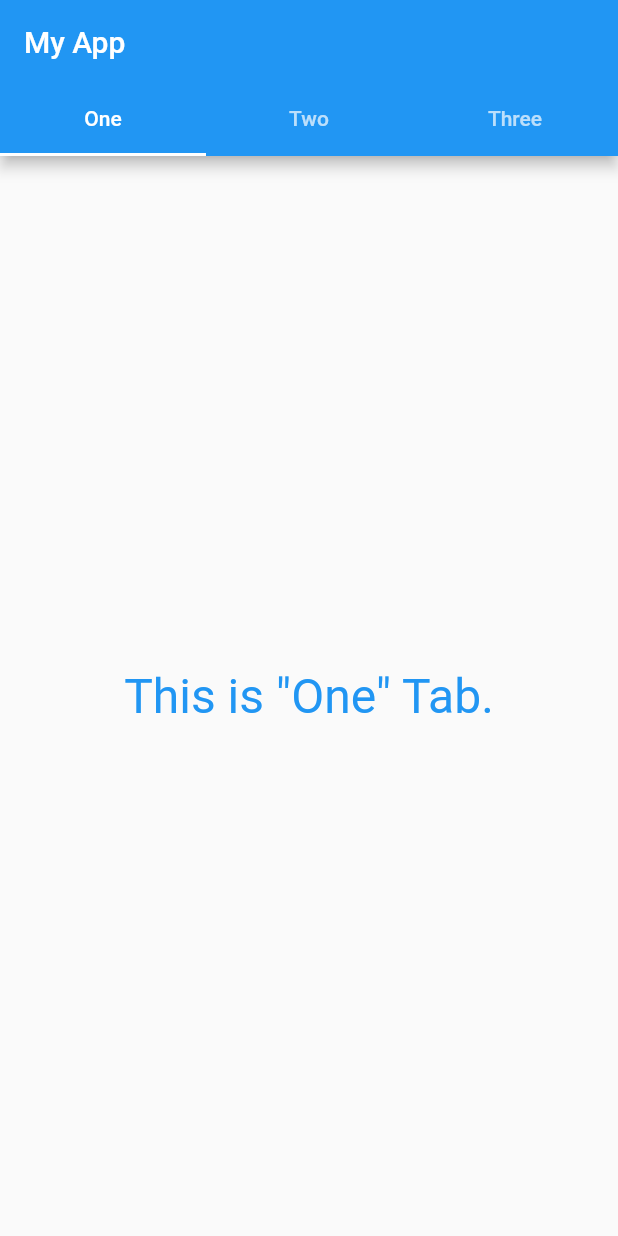
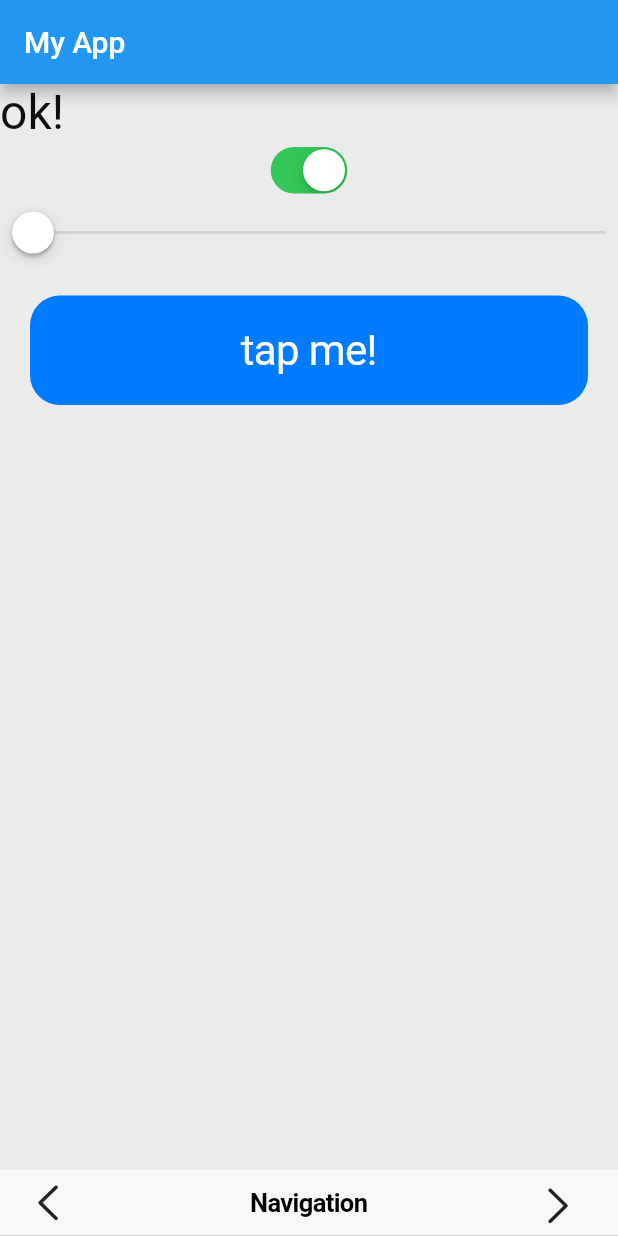
Before and after one commit to TomokiIchi/chapter5, a Flutter app: the screen it shows after launch, on a phone screen of 412 x 824 dp. Run offline on Flutter 3.47's test engine with Material 2 defaults, Android fonts, the phone set to English and light mode, and no system bars.

Commit message:
Cupertino completed

```diff
--- a/lib/main.dart
+++ b/lib/main.dart
@@ -1,3 +1,4 @@
+import 'package:flutter/cupertino.dart';
 import 'package:flutter/foundation.dart';
 import 'package:flutter/material.dart';
 
@@ -27,50 +28,161 @@ class MyHomePage extends StatefulWidget {
   _MyHomePageState createState() => new _MyHomePageState();
 }
 
-class _MyHomePageState extends State<MyHomePage>
-    with SingleTickerProviderStateMixin {
-  final List<Tab> tabs = <Tab>[
-    Tab(text: 'One'),
-    Tab(text: 'Two'),
-    Tab(text: 'Three'),
-  ];
-
-  TabController _tabController;
-
-  @override
-  void initState() {
-    super.initState();
-    _tabController = TabController(vsync: this, length: tabs.length);
-  }
+class _MyHomePageState extends State<MyHomePage> {
+  String _message = 'ok!';
+  bool _switch = true;
+  double _slider = 0.0;
 
   @override
   Widget build(BuildContext context) {
+    // TODO: implement build
     return Scaffold(
+      backgroundColor: Color.fromARGB(255, 235, 235, 235),
       appBar: AppBar(
         title: Text('My App'),
-        bottom: TabBar(
-          controller: _tabController,
-          tabs: tabs,
+      ),
+      body: Column(
+        mainAxisAlignment: MainAxisAlignment.start,
+        mainAxisSize: MainAxisSize.max,
+        crossAxisAlignment: CrossAxisAlignment.stretch,
+        children: [
+          Text(
+            _message,
+            style: TextStyle(
+                fontSize: 32.0,
+                color: const Color(0xFF0000000),
+                fontWeight: FontWeight.w400,
+                fontFamily: "Roboto"),
+          ),
+          CupertinoSwitch(
+            value: _switch,
+            onChanged: (bool value) {
+              print('swith.');
+              setState(() {
+                _switch = value;
+                _message = 'switch: $_switch';
+              });
+            },
+          ),
+          CupertinoSlider(
+            value: _slider,
+            min: 0.0,
+            max: 1.0,
+            divisions: 100,
+            onChanged: (double value) {
+              print(value);
+              setState(() {
+                _slider = value;
+                _message = 'slider: $_slider';
+              });
+            },
+          ),
+          Padding(
+            padding: const EdgeInsets.all(20.0),
+            child: CupertinoButton(
+              borderRadius: const BorderRadius.all(Radius.circular(20.0)),
+              pressedOpacity: 0.5,
+              color: CupertinoColors.activeBlue,
+              onPressed: buttonPressed,
+              padding: EdgeInsets.all(20.0),
+              child: Text(
+                "tap me!",
+                style: TextStyle(
+                    fontSize: 28.0,
+                    color: Colors.white,
+                    fontWeight: FontWeight.w400,
+                    fontFamily: "Roboto"),
+              ),
+            ),
+          )
+        ],
+      ),
+      bottomNavigationBar: CupertinoNavigationBar(
+        leading: Icon(CupertinoIcons.left_chevron),
+        middle: Text('Navigation'),
+        trailing: IconButton(
+          icon: Icon(CupertinoIcons.right_chevron),
+          onPressed: showPicker,
         ),
-      ),
-      body: TabBarView(
-        controller: _tabController,
-        children: tabs.map((Tab tab) {
-          return createTab(tab);
-        }).toList(),
       ),
     );
   }
 
-  Widget createTab(Tab tab) {
-    return Center(
-      child: Text(
-        'This is "' + tab.text + '" Tab.',
-        style: const TextStyle(
-          fontSize: 32.0,
-          color: Colors.blue,
-        ),
+  void buttonPressed() {
+    showDialog(
+      context: context,
+      builder: (BuildContext context) => CupertinoAlertDialog(
+        title: Text('Hello'),
+        content: const Text('This is sample.'),
+        actions: [
+          CupertinoDialogAction(
+            child: const Text('Channel'),
+            onPressed: () => Navigator.pop<String>(context, 'Cancel'),
+          ),
+          CupertinoDialogAction(
+            child: const Text('OK'),
+            onPressed: () => Navigator.pop(context, 'OK'),
+          ),
+        ],
       ),
+    ).then((value) => resultAlert(value));
+  }
+
+  void resultAlert(String value) {
+    setState(() {
+      _message = 'selected: $value';
+    });
+  }
+
+  void showPicker() {
+    showModalBottomSheet(
+      context: context,
+      builder: (BuildContext context) {
+        return CupertinoPicker(
+          backgroundColor: CupertinoColors.black,
+          itemExtent: 50.0,
+          children: [
+            Text(
+              'One',
+              style: TextStyle(
+                  fontSize: 32.0,
+                  fontWeight: FontWeight.w400,
+                  color: Colors.white),
+            ),
+            Text(
+              'Two',
+              style: TextStyle(
+                  fontSize: 32.0,
+                  fontWeight: FontWeight.w400,
+                  color: Colors.white),
+            ),
+            Text(
+              'Three',
+              style: TextStyle(
+                  fontSize: 32.0,
+                  fontWeight: FontWeight.w400,
+                  color: Colors.white),
+            ),
+            Text(
+              'Four',
+              style: TextStyle(
+                  fontSize: 32.0,
+                  fontWeight: FontWeight.w400,
+                  color: Colors.white),
+            ),
+            Text(
+              'Five',
+              style: TextStyle(
+                  fontSize: 32.0,
+                  fontWeight: FontWeight.w400,
+                  color: Colors.white),
+            ),
+          ],
+          onSelectedItemChanged: (value) {
+            print('pick $value');
+          },
+        );
+      },
     );
   }
 }
```
